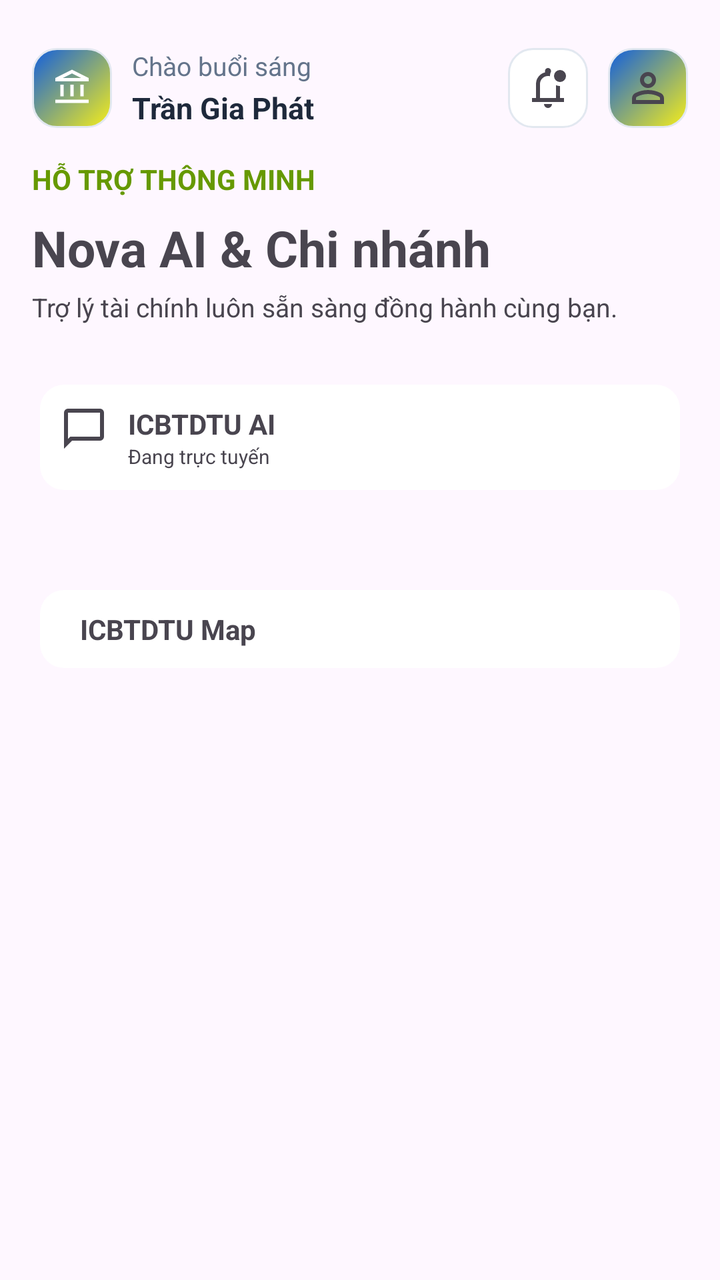
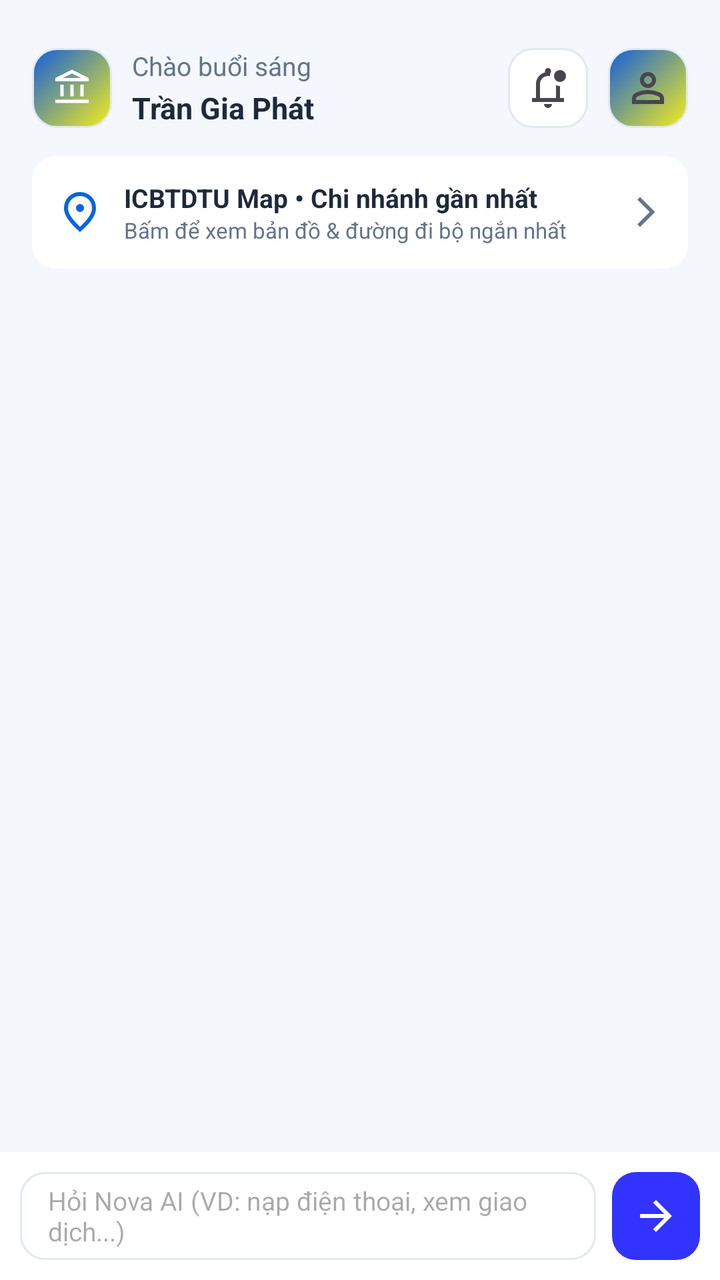

The first picture is an Android layout as it rendered before a commit; the second is the same layout after the commit. The layout source and the unified diff follow.
<!-- AndroidManifest.xml: application theme Theme.Industrial_and_Commercial_Bank_of_TDTU -->
<!-- res/layout/activity_chat_bot.xml -->
<?xml version="1.0" encoding="utf-8"?>
<androidx.constraintlayout.widget.ConstraintLayout xmlns:android="http://schemas.android.com/apk/res/android"
    xmlns:app="http://schemas.android.com/apk/res-auto"
    xmlns:tools="http://schemas.android.com/tools"
    android:id="@+id/main"
    android:layout_width="match_parent"
    android:layout_height="match_parent"
    tools:context=".ChatBotActivity">
    
    <ImageView
        android:id="@+id/imageView"
        android:layout_width="40dp"
        android:layout_height="40dp"
        android:layout_marginStart="16dp"
        android:layout_marginTop="24dp"
        android:background="@drawable/bg_logo_rounded"
        android:padding="10dp"
        app:layout_constraintStart_toStartOf="parent"
        app:layout_constraintTop_toTopOf="parent"
        app:srcCompat="@drawable/account_balance_24px" />

    <TextView
        android:id="@+id/textView8"
        android:layout_width="wrap_content"
        android:layout_height="wrap_content"
        android:layout_marginStart="10dp"
        android:text="Chào buổi sáng"
        android:textColor="#64748B"
        android:textSize="13sp"
        app:layout_constraintStart_toEndOf="@+id/imageView"
        app:layout_constraintTop_toTopOf="@+id/imageView" />

    <TextView
        android:id="@+id/txtName"
        android:layout_width="wrap_content"
        android:layout_height="wrap_content"
        android:layout_marginStart="10dp"
        android:layout_marginTop="2dp"
        android:text="Trần Gia Phát"
        android:textColor="#1E293B"
        android:textSize="15sp"
        android:textStyle="bold"
        app:layout_constraintStart_toEndOf="@+id/imageView"
        app:layout_constraintTop_toBottomOf="@+id/textView8" />

    <ImageButton
        android:id="@+id/imgProfile"
        android:layout_width="40dp"
        android:layout_height="40dp"
        android:layout_marginEnd="16dp"
        android:background="@drawable/bg_logo_rounded"
        android:padding="10dp"
        app:layout_constraintBottom_toBottomOf="@+id/imageView"
        app:layout_constraintEnd_toEndOf="parent"
        app:layout_constraintTop_toTopOf="@+id/imageView"
        app:srcCompat="@drawable/person_24px" />

    <ImageButton
        android:id="@+id/imgNoti"
        android:layout_width="40dp"
        android:layout_height="40dp"
        android:layout_marginEnd="10dp"
        android:background="@drawable/bg_input_rounded"
        android:padding="10dp"
        app:layout_constraintBottom_toBottomOf="@+id/imgProfile"
        app:layout_constraintEnd_toStartOf="@+id/imgProfile"
        app:layout_constraintTop_toTopOf="@+id/imgProfile"
        app:srcCompat="@drawable/notifications_unread_24px" />

    
    <ScrollView
        android:layout_width="match_parent"
        android:layout_height="0dp"
        android:fillViewport="true"
        android:scrollbars="vertical"
        android:scrollbarFadeDuration="0"
        android:scrollbarSize="4dp"

        app:layout_constraintBottom_toBottomOf="parent"
        app:layout_constraintTop_toBottomOf="@+id/imageView"
        android:layout_marginTop="16dp">


        <LinearLayout
            android:layout_width="match_parent"
            android:layout_height="wrap_content"
            android:orientation="vertical"
            android:paddingBottom="40dp"
            >

            
            <TextView
                android:id="@+id/textView9"
                android:layout_width="wrap_content"
                android:layout_height="wrap_content"
                android:layout_marginStart="16dp"
                android:text="HỖ TRỢ THÔNG MINH"
                android:textColor="@android:color/holo_green_dark"
                android:textStyle="bold" />

            <TextView
                android:id="@+id/textView10"
                android:layout_width="wrap_content"
                android:layout_height="wrap_content"
                android:layout_marginStart="16dp"
                android:layout_marginTop="8dp"
                android:text="Nova AI &amp; Chi nhánh"
                android:textSize="25sp"
                android:textStyle="bold" />

            <TextView
                android:id="@+id/textView11"
                android:layout_width="wrap_content"
                android:layout_height="wrap_content"
                android:layout_marginStart="16dp"
                android:layout_marginTop="4dp"
                android:text="Trợ lý tài chính luôn sẵn sàng đồng hành cùng bạn."
                android:textSize="13sp" />



            
            <LinearLayout
                android:layout_width="match_parent"
                android:layout_height="wrap_content"
                android:orientation="vertical"
                android:padding="20dp"
                android:layout_marginTop="10dp">

                <LinearLayout
                    android:layout_width="match_parent"
                    android:layout_height="wrap_content"
                    android:orientation="horizontal"
                    android:padding="10dp"
                    android:background="@drawable/bg_btn1">

                    <ImageView
                        android:layout_width="wrap_content"
                        android:layout_height="wrap_content"
                        android:src="@drawable/chat_bubble_24px"
                        />

                    <LinearLayout
                        android:layout_width="wrap_content"
                        android:layout_height="wrap_content"
                        android:orientation="vertical"
                        android:layout_marginStart="10dp">

                        <TextView
                            android:layout_width="wrap_content"
                            android:layout_height="wrap_content"
                            android:text="ICBTDTU AI"
                            android:textStyle="bold"/>


                        <TextView
                            android:layout_width="wrap_content"
                            android:layout_height="wrap_content"
                            android:text="Đang trực tuyến"
                            android:textSize="10sp"/>


                    </LinearLayout>

                </LinearLayout>


            </LinearLayout>


            
            <LinearLayout
                android:layout_width="match_parent"
                android:layout_height="wrap_content"
                android:orientation="vertical"
                android:padding="20dp"
                android:layout_marginTop="10dp">

                <LinearLayout
                    android:layout_width="match_parent"
                    android:layout_height="wrap_content"
                    android:orientation="horizontal"
                    android:padding="10dp"
                    android:background="@drawable/bg_btn1">

                    <TextView
                        android:layout_width="wrap_content"
                        android:layout_height="wrap_content"
                        app:icon ="@drawable/account_balance_24px"
                        />

                    <LinearLayout
                        android:layout_width="wrap_content"
                        android:layout_height="wrap_content"
                        android:orientation="vertical"
                        android:layout_marginStart="10dp">

                        <TextView
                            android:layout_width="wrap_content"
                            android:layout_height="wrap_content"
                            android:text="ICBTDTU Map"
                            android:textStyle="bold"/>

                    </LinearLayout>

                </LinearLayout>



            </LinearLayout>
        </LinearLayout>






    </ScrollView>
</androidx.constraintlayout.widget.ConstraintLayout>
<!-- resources referenced by this layout -->
<resources>
  <!-- drawable account_balance_24px (drawable) -->
  <vector xmlns:android="http://schemas.android.com/apk/res/android"
      android:width="20dp"
      android:height="20dp"
      android:viewportWidth="960"
      android:viewportHeight="960"
      android:tint="@color/white">
    <path
        android:fillColor="@android:color/white"
        android:pathData="M200,680L200,400L280,400L280,680L200,680ZM440,680L440,400L520,400L520,680L440,680ZM80,840L80,760L880,760L880,840L80,840ZM680,680L680,400L760,400L760,680L680,680ZM80,320L80,240L480,40L880,240L880,320L80,320ZM258,240L480,240L702,240L258,240ZM258,240L702,240L480,130L258,240Z"/>
  </vector>
  <!-- drawable bg_btn1 (drawable) -->
  <?xml version="1.0" encoding="utf-8"?>
  <shape xmlns:android="http://schemas.android.com/apk/res/android"
      android:shape="rectangle">
      
      <solid android:color="@color/white" />
  
      
      <corners android:radius="12dp" />
  
  </shape>
  <!-- drawable bg_input_rounded (drawable) -->
  <?xml version="1.0" encoding="utf-8"?>
  <shape xmlns:android="http://schemas.android.com/apk/res/android"
      android:shape="rectangle">
      
      <solid android:color="#FFFFFF" />
  
      
      <corners android:radius="12dp" />
  
      
      <stroke
          android:width="1dp"
          android:color="#E2E8F0" />
  </shape>
  <!-- drawable bg_logo_rounded (drawable) -->
  <?xml version="1.0" encoding="utf-8"?>
  <shape xmlns:android="http://schemas.android.com/apk/res/android"
      android:shape="rectangle">
      
      <gradient
          android:type="linear"
          android:angle="135"
          android:startColor="#f6ee19"
          android:endColor="#115ede" />
  
      
      <corners android:radius="12dp" />
  
      
      <stroke
          android:width="1dp"
          android:color="#E2E8F0" />
  </shape>
  <!-- drawable chat_bubble_24px (drawable) -->
  <vector xmlns:android="http://schemas.android.com/apk/res/android"
      android:width="24dp"
      android:height="24dp"
      android:viewportWidth="960"
      android:viewportHeight="960"
      android:tint="?attr/colorControlNormal">
    <path
        android:fillColor="@android:color/white"
        android:pathData="M80,880L80,160Q80,127 103.5,103.5Q127,80 160,80L800,80Q833,80 856.5,103.5Q880,127 880,160L880,640Q880,673 856.5,696.5Q833,720 800,720L240,720L80,880ZM206,640L800,640Q800,640 800,640Q800,640 800,640L800,160Q800,160 800,160Q800,160 800,160L160,160Q160,160 160,160Q160,160 160,160L160,685L206,640ZM160,640L160,640L160,160Q160,160 160,160Q160,160 160,160L160,160Q160,160 160,160Q160,160 160,160L160,640Q160,640 160,640Q160,640 160,640Z"/>
  </vector>
  <style name="Theme.Industrial_and_Commercial_Bank_of_TDTU" parent="Base.Theme.Industrial_and_Commercial_Bank_of_TDTU" />
  <color name="white">#FFFFFFFF</color>
  <style name="Base.Theme.Industrial_and_Commercial_Bank_of_TDTU" parent="Theme.Material3.DayNight.NoActionBar">
          
          
      </style>
  <!-- unchanged entries left out for length: 2 -->
</resources>

<!-- the commit's change to res/layout/activity_chat_bot.xml (unified diff, before → after) -->
@@ -5,7 +5,9 @@
     android:id="@+id/main"
     android:layout_width="match_parent"
     android:layout_height="match_parent"
+    android:background="#F4F7FC"
     tools:context=".ChatBotActivity">
+
     
     <ImageView
         android:id="@+id/imageView"
@@ -68,152 +70,103 @@
         app:srcCompat="@drawable/notifications_unread_24px" />
 
     
+    <LinearLayout
+        android:id="@+id/cardOpenBranchMap"
+        android:layout_width="match_parent"
+        android:layout_height="wrap_content"
+        android:layout_marginStart="16dp"
+        android:layout_marginTop="14dp"
+        android:layout_marginEnd="16dp"
+        android:background="@drawable/bg_btn1"
+        android:gravity="center_vertical"
+        android:orientation="horizontal"
+        android:padding="12dp"
+        app:layout_constraintTop_toBottomOf="@+id/imageView">
+
+        <ImageView
+            android:layout_width="24dp"
+            android:layout_height="24dp"
+            android:src="@drawable/location_on"
+            app:tint="#0B63E5" />
+
+        <LinearLayout
+            android:layout_width="0dp"
+            android:layout_height="wrap_content"
+            android:layout_marginStart="10dp"
+            android:layout_weight="1"
+            android:orientation="vertical">
+
+            <TextView
+                android:layout_width="wrap_content"
+                android:layout_height="wrap_content"
+                android:text="ICBTDTU Map • Chi nhánh gần nhất"
+                android:textColor="#1E293B"
+                android:textSize="13sp"
+                android:textStyle="bold" />
+
+            <TextView
+                android:layout_width="wrap_content"
+                android:layout_height="wrap_content"
+                android:text="Bấm để xem bản đồ &amp; đường đi bộ ngắn nhất"
+                android:textColor="#64748B"
+                android:textSize="11sp" />
+        </LinearLayout>
+
+        <ImageView
+            android:layout_width="18dp"
+            android:layout_height="18dp"
+            android:src="@drawable/arrow_forward_ios"
+            app:tint="#64748B" />
+    </LinearLayout>
+
+    
     <ScrollView
+        android:id="@+id/scrollChat"
         android:layout_width="match_parent"
         android:layout_height="0dp"
-        android:fillViewport="true"
-        android:scrollbars="vertical"
-        android:scrollbarFadeDuration="0"
-        android:scrollbarSize="4dp"
-
-        app:layout_constraintBottom_toBottomOf="parent"
-        app:layout_constraintTop_toBottomOf="@+id/imageView"
-        android:layout_marginTop="16dp">
-
+        android:layout_marginTop="10dp"
+        android:paddingHorizontal="16dp"
+        app:layout_constraintBottom_toTopOf="@+id/chatInputBar"
+        app:layout_constraintTop_toBottomOf="@+id/cardOpenBranchMap">
 
         <LinearLayout
+            android:id="@+id/llChatMessages"
             android:layout_width="match_parent"
             android:layout_height="wrap_content"
             android:orientation="vertical"
-            android:paddingBottom="40dp"
-            >
+            android:paddingBottom="12dp" />
+    </ScrollView>
 
-            
-            <TextView
-                android:id="@+id/textView9"
-                android:layout_width="wrap_content"
-                android:layout_height="wrap_content"
-                android:layout_marginStart="16dp"
-                android:text="HỖ TRỢ THÔNG MINH"
-                android:textColor="@android:color/holo_green_dark"
-                android:textStyle="bold" />
+    
+    <LinearLayout
+        android:id="@+id/chatInputBar"
+        android:layout_width="match_parent"
+        android:layout_height="wrap_content"
+        android:background="#FFFFFF"
+        android:gravity="center_vertical"
+        android:orientation="horizontal"
+        android:padding="10dp"
+        app:layout_constraintBottom_toBottomOf="parent">
 
-            <TextView
-                android:id="@+id/textView10"
-                android:layout_width="wrap_content"
-                android:layout_height="wrap_content"
-                android:layout_marginStart="16dp"
-                android:layout_marginTop="8dp"
-                android:text="Nova AI &amp; Chi nhánh"
-                android:textSize="25sp"
-                android:textStyle="bold" />
+        <EditText
+            android:id="@+id/etChatInput"
+            android:layout_width="0dp"
+            android:layout_height="44dp"
+            android:layout_weight="1"
+            android:background="@drawable/bg_input_rounded"
+            android:hint="Hỏi Nova AI (VD: nạp điện thoại, xem giao dịch...)"
+            android:paddingHorizontal="14dp"
+            android:textSize="13sp" />
 
-            <TextView
-                android:id="@+id/textView11"
-                android:layout_width="wrap_content"
-                android:layout_height="wrap_content"
-                android:layout_marginStart="16dp"
-                android:layout_marginTop="4dp"
-                android:text="Trợ lý tài chính luôn sẵn sàng đồng hành cùng bạn."
-                android:textSize="13sp" />
+        <ImageButton
+            android:id="@+id/btnSendChat"
+            android:layout_width="44dp"
+            android:layout_height="44dp"
+            android:layout_marginStart="8dp"
+            android:background="@drawable/bg_btn"
+            android:padding="10dp"
+            android:src="@drawable/arrow_forward_24px"
+            app:tint="#FFFFFF" />
+    </LinearLayout>
 
-
-
-            
-            <LinearLayout
-                android:layout_width="match_parent"
-                android:layout_height="wrap_content"
-                android:orientation="vertical"
-                android:padding="20dp"
-                android:layout_marginTop="10dp">
-
-                <LinearLayout
-                    android:layout_width="match_parent"
-                    android:layout_height="wrap_content"
-                    android:orientation="horizontal"
-                    android:padding="10dp"
-                    android:background="@drawable/bg_btn1">
-
-                    <ImageView
-                        android:layout_width="wrap_content"
-                        android:layout_height="wrap_content"
-                        android:src="@drawable/chat_bubble_24px"
-                        />
-
-                    <LinearLayout
-                        android:layout_width="wrap_content"
-                        android:layout_height="wrap_content"
-                        android:orientation="vertical"
-                        android:layout_marginStart="10dp">
-
-                        <TextView
-                            android:layout_width="wrap_content"
-                            android:layout_height="wrap_content"
-                            android:text="ICBTDTU AI"
-                            android:textStyle="bold"/>
-
-
-                        <TextView
-                            android:layout_width="wrap_content"
-                            android:layout_height="wrap_content"
-                            android:text="Đang trực tuyến"
-                            android:textSize="10sp"/>
-
-
-                    </LinearLayout>
-
-                </LinearLayout>
-
-
-            </LinearLayout>
-
-
-            
-            <LinearLayout
-                android:layout_width="match_parent"
-                android:layout_height="wrap_content"
-                android:orientation="vertical"
-                android:padding="20dp"
-                android:layout_marginTop="10dp">
-
-                <LinearLayout
-                    android:layout_width="match_parent"
-                    android:layout_height="wrap_content"
-                    android:orientation="horizontal"
-                    android:padding="10dp"
-                    android:background="@drawable/bg_btn1">
-
-                    <TextView
-                        android:layout_width="wrap_content"
-                        android:layout_height="wrap_content"
-                        app:icon ="@drawable/account_balance_24px"
-                        />
-
-                    <LinearLayout
-                        android:layout_width="wrap_content"
-                        android:layout_height="wrap_content"
-                        android:orientation="vertical"
-                        android:layout_marginStart="10dp">
-
-                        <TextView
-                            android:layout_width="wrap_content"
-                            android:layout_height="wrap_content"
-                            android:text="ICBTDTU Map"
-                            android:textStyle="bold"/>
-
-                    </LinearLayout>
-
-                </LinearLayout>
-
-
-
-            </LinearLayout>
-        </LinearLayout>
-
-
-
-
-
-
-    </ScrollView>
 </androidx.constraintlayout.widget.ConstraintLayout>
<!-- resource entries referenced after the edit -->
@@ -11,6 +11,38 @@
         android:fillColor="@android:color/white"
         android:pathData="M200,680L200,400L280,400L280,680L200,680ZM440,680L440,400L520,400L520,680L440,680ZM80,840L80,760L880,760L880,840L80,840ZM680,680L680,400L760,400L760,680L680,680ZM80,320L80,240L480,40L880,240L880,320L80,320ZM258,240L480,240L702,240L258,240ZM258,240L702,240L480,130L258,240Z"/>
   </vector>
+  <!-- drawable arrow_forward_24px (drawable) -->
+  <vector xmlns:android="http://schemas.android.com/apk/res/android"
+      android:width="24dp"
+      android:height="24dp"
+      android:viewportWidth="960"
+      android:viewportHeight="960"
+      android:tint="@color/white"
+      android:autoMirrored="true">
+    <path
+        android:fillColor="@android:color/white"
+        android:pathData="M647,520L160,520L160,440L647,440L423,216L480,160L800,480L480,800L423,744L647,520Z"/>
+  </vector>
+  <!-- drawable arrow_forward_ios (drawable) -->
+  <vector xmlns:android="http://schemas.android.com/apk/res/android"
+      android:width="24dp"
+      android:height="24dp"
+      android:viewportWidth="24"
+      android:viewportHeight="24">
+      <path android:fillColor="@android:color/darker_gray"
+          android:pathData="M8.03,22L6.25,20.23L14.48,12L6.25,3.77L8.03,2l10,10l-10,10Z"/>
+  </vector>
+  <!-- drawable bg_btn (drawable) -->
+  <?xml version="1.0" encoding="utf-8"?>
+  <shape xmlns:android="http://schemas.android.com/apk/res/android"
+      android:shape="rectangle">
+      
+      <solid android:color="#3333FF" />
+  
+      
+      <corners android:radius="12dp" />
+  
+  </shape>
   <!-- drawable bg_btn1 (drawable) -->
   <?xml version="1.0" encoding="utf-8"?>
   <shape xmlns:android="http://schemas.android.com/apk/res/android"
@@ -56,16 +88,14 @@
           android:width="1dp"
           android:color="#E2E8F0" />
   </shape>
-  <!-- drawable chat_bubble_24px (drawable) -->
+  <!-- drawable location_on (drawable) -->
   <vector xmlns:android="http://schemas.android.com/apk/res/android"
       android:width="24dp"
       android:height="24dp"
-      android:viewportWidth="960"
-      android:viewportHeight="960"
-      android:tint="?attr/colorControlNormal">
-    <path
-        android:fillColor="@android:color/white"
-        android:pathData="M80,880L80,160Q80,127 103.5,103.5Q127,80 160,80L800,80Q833,80 856.5,103.5Q880,127 880,160L880,640Q880,673 856.5,696.5Q833,720 800,720L240,720L80,880ZM206,640L800,640Q800,640 800,640Q800,640 800,640L800,160Q800,160 800,160Q800,160 800,160L160,160Q160,160 160,160Q160,160 160,160L160,685L206,640ZM160,640L160,640L160,160Q160,160 160,160Q160,160 160,160L160,160Q160,160 160,160Q160,160 160,160L160,640Q160,640 160,640Q160,640 160,640Z"/>
+      android:viewportWidth="24"
+      android:viewportHeight="24">
+      <path android:fillColor="#3333FF"
+          android:pathData="M13.41,11.41Q14,10.83 14,10q0-0.83-0.59-1.41T12,8T10.59,8.59T10,10t0.59,1.41T12,12t1.41-0.59ZM12,19.35q3.05-2.8 4.53-5.09Q18,11.98 18,10.2q0-2.73-1.74-4.46Q14.53,4 12,4T7.74,5.74Q6,7.47 6,10.2q0,1.78 1.48,4.06T12,19.35ZM12,22q-4.02-3.43-6.01-6.36T4,10.2Q4,6.45 6.41,4.22T12,2t5.59,2.22T20,10.2q0,2.5-1.99,5.44Q16.03,18.58 12,22Zm0-12Z"/>
   </vector>
   <style name="Theme.Industrial_and_Commercial_Bank_of_TDTU" parent="Base.Theme.Industrial_and_Commercial_Bank_of_TDTU" />
   <color name="white">#FFFFFFFF</color>
